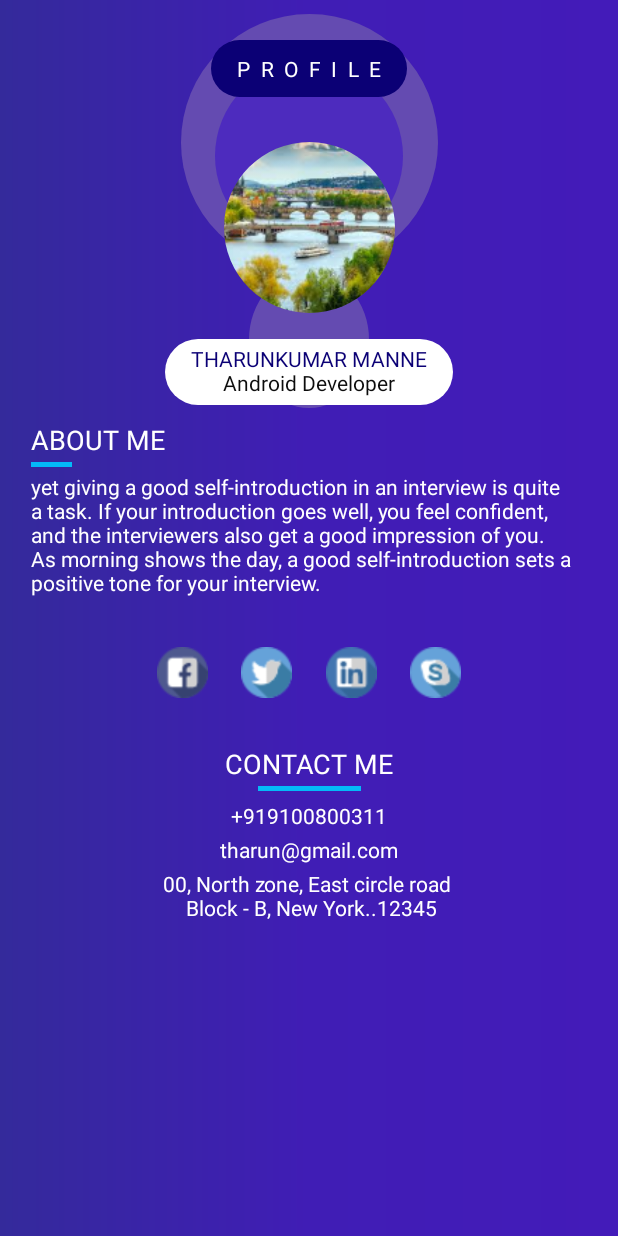
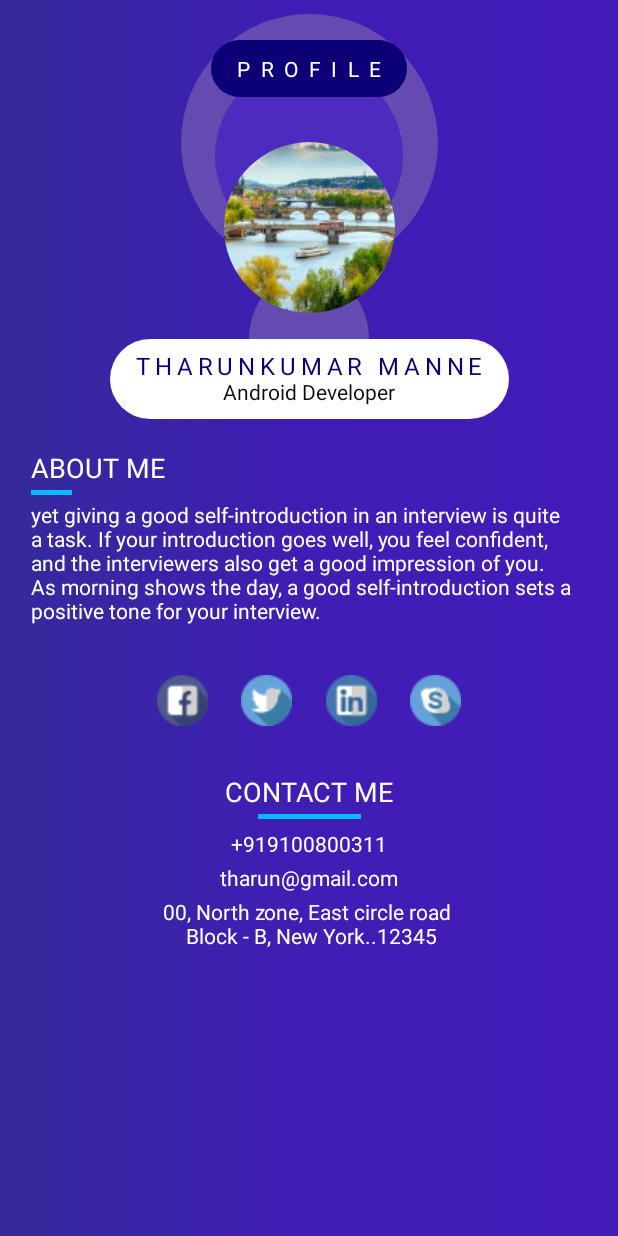
Before and after one commit to smvenkateshvignesh/EmployeeDetails, an Android app: the screen it shows after launch (UserProfileActivity), on a phone screen of 412 x 824 dp. Run offline under Robolectric (Android 15) with nearby library versions, the phone set to English and light mode, and no system bars; 1 statement that could not run was skipped.

Commit message:
Ui changes in User Profile Screen

```diff
--- a/app/src/main/res/layout/activity_user_profile.xml
+++ b/app/src/main/res/layout/activity_user_profile.xml
@@ -88,6 +88,7 @@
 
 
         <LinearLayout
+            android:id="@+id/linearProfileName"
             android:layout_width="wrap_content"
             android:layout_height="wrap_content"
             android:layout_marginTop="@dimen/_15dp"
@@ -95,19 +96,20 @@
             android:gravity="center"
             android:orientation="vertical"
             android:paddingLeft="@dimen/_15dp"
-            android:paddingTop="@dimen/_5dp"
+            android:paddingTop="@dimen/_8dp"
             android:paddingRight="@dimen/_15dp"
-            android:paddingBottom="@dimen/_5dp"
+            android:paddingBottom="@dimen/_8dp"
             app:layout_constraintEnd_toEndOf="@id/guideProfileRight"
             app:layout_constraintStart_toStartOf="@id/guideProfileLeft"
             app:layout_constraintTop_toBottomOf="@id/imgProfilePic">
 
             <com.sample.employeedetails.widgets.MyTextView
                 android:id="@+id/txtProfileName"
-                style="@style/small_text_bold"
+                style="@style/medium_text_semi_bold"
                 android:layout_width="wrap_content"
                 android:layout_height="wrap_content"
                 android:text="THARUNKUMAR MANNE"
+                android:letterSpacing="0.2"
                 android:textColor="@color/profile"
                 app:layout_constraintWidth_default="wrap" />
 
@@ -129,12 +131,12 @@
             style="@style/large_text_semi_bold"
             android:layout_width="0dp"
             android:layout_height="wrap_content"
-            android:layout_marginTop="@dimen/_10dp"
+            android:layout_marginTop="@dimen/_20dp"
             android:text="ABOUT ME"
             android:textColor="@color/white"
             app:layout_constraintEnd_toEndOf="@id/guideline5"
             app:layout_constraintStart_toStartOf="@id/guideline4"
-            app:layout_constraintTop_toBottomOf="@id/view2" />
+            app:layout_constraintTop_toBottomOf="@id/linearProfileName" />
 
         <View
             android:id="@+id/view3"
```
